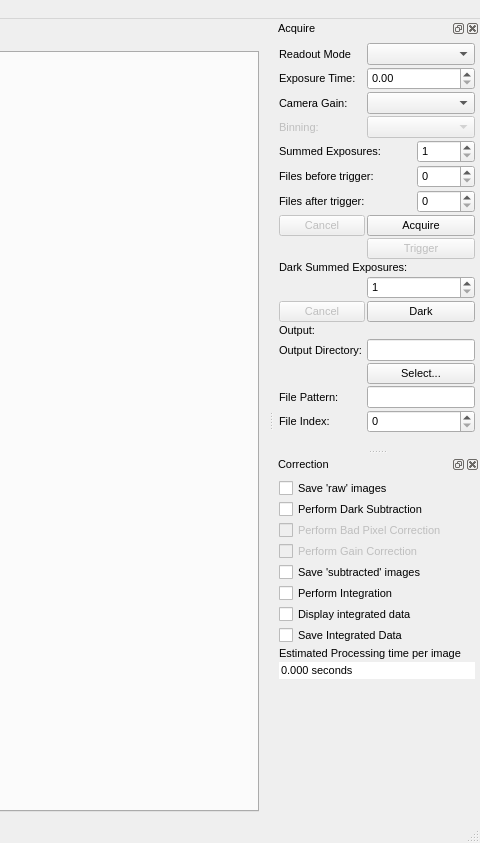
Above: qxrdwindow.ui from guyjennings/qxrd before the change; both pictures show x 763 to 1243 and y 0 to 843 of the 1243 by 843 pixel window. Below: the same form after it.
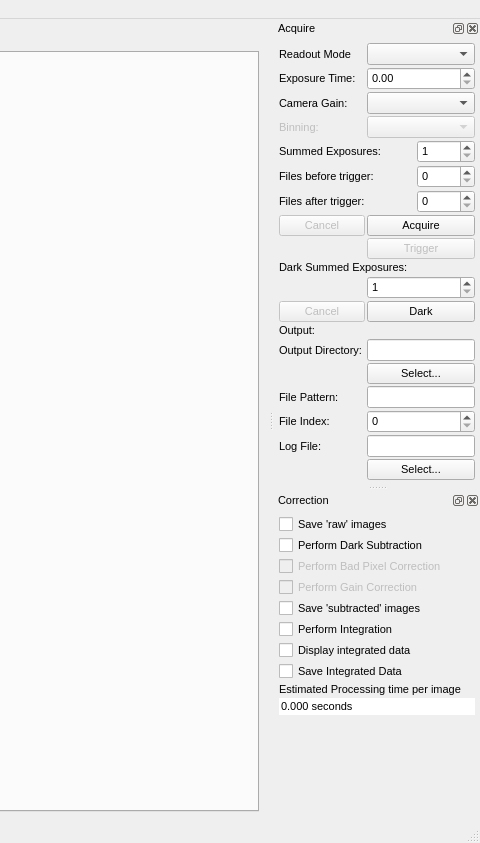
That is the form after the change. Icons and pictures are not drawn. Custom widgets are drawn as their Qt base class.

Commit message: Added user interface to log file path

```diff
--- a/qxrdwindow.ui
+++ b/qxrdwindow.ui
@@ -1039,7 +1039,7 @@
        </property>
       </widget>
      </item>
-     <item row="20" column="1" colspan="2">
+     <item row="21" column="1" colspan="2">
       <spacer name="verticalSpacer">
        <property name="orientation">
         <enum>Qt::Vertical</enum>
@@ -1319,6 +1319,53 @@
        </property>
       </widget>
      </item>
+     <item row="19" column="0">
+      <widget class="QLabel" name="label_22">
+       <property name="font">
+        <font>
+         <pointsize>8</pointsize>
+        </font>
+       </property>
+       <property name="text">
+        <string>Log File:</string>
+       </property>
+      </widget>
+     </item>
+     <item row="20" column="2" colspan="2">
+      <widget class="QPushButton" name="m_SelectLogFileButton">
+       <property name="font">
+        <font>
+         <pointsize>8</pointsize>
+        </font>
+       </property>
+       <property name="text">
+        <string>Select...</string>
+       </property>
+      </widget>
+     </item>
+     <item row="19" column="2" colspan="2">
+      <widget class="QLineEdit" name="m_LogFilePath">
+       <property name="sizePolicy">
+        <sizepolicy hsizetype="Preferred" vsizetype="Fixed">
+         <horstretch>1</horstretch>
+         <verstretch>0</verstretch>
+        </sizepolicy>
+       </property>
+       <property name="font">
+        <font>
+         <pointsize>8</pointsize>
+        </font>
+       </property>
+       <property name="toolTip">
+        <string>The directory where data files will be saved
+Script Property: &quot;acquisition.outputDirectory&quot;
+Script Function: outputDirectory()</string>
+       </property>
+       <property name="readOnly">
+        <bool>true</bool>
+       </property>
+      </widget>
+     </item>
     </layout>
    </widget>
   </widget>
```
Left out of the diff: 11 changed lines with no effect on the pictures. The commit also changes 4 other files.
